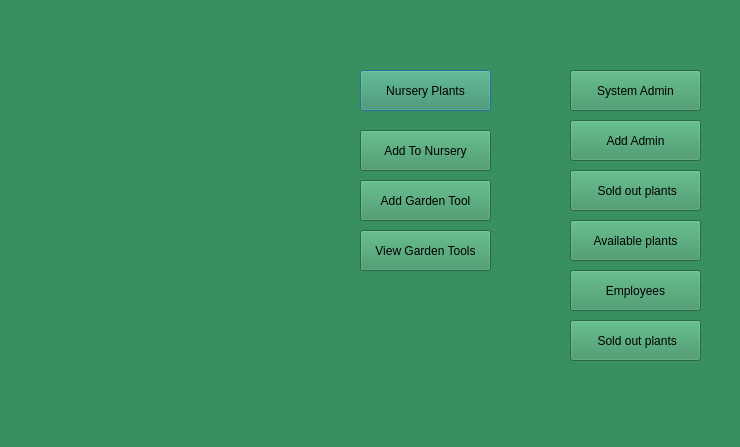
This is adminpanel.ui in Rabsoninnora/RoseGardenPlantCareSystem as Qt 5 draws it before an edit. The edited form follows.
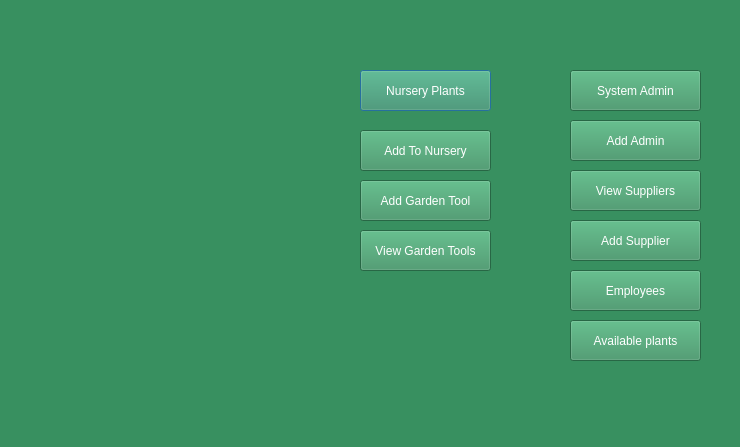
This is the edited form.

Commit message: Worked  on admins and supplier source code

What changed in the file:
```diff
--- a/adminpanel.ui
+++ b/adminpanel.ui
@@ -25,6 +25,9 @@
      <height>41</height>
     </rect>
    </property>
+   <property name="styleSheet">
+    <string notr="true">color: rgb(255, 255, 255);</string>
+   </property>
    <property name="text">
     <string>Nursery Plants</string>
    </property>
@@ -38,6 +41,9 @@
      <height>41</height>
     </rect>
    </property>
+   <property name="styleSheet">
+    <string notr="true">color: rgb(255, 255, 255);</string>
+   </property>
    <property name="text">
     <string>Add Admin</string>
    </property>
@@ -51,6 +57,9 @@
      <height>41</height>
     </rect>
    </property>
+   <property name="styleSheet">
+    <string notr="true">color: rgb(255, 255, 255);</string>
+   </property>
    <property name="text">
     <string>System Admin</string>
    </property>
@@ -59,13 +68,16 @@
    <property name="geometry">
     <rect>
      <x>570</x>
-     <y>320</y>
+     <y>220</y>
      <width>131</width>
      <height>41</height>
     </rect>
    </property>
+   <property name="styleSheet">
+    <string notr="true">color: rgb(255, 255, 255);</string>
+   </property>
    <property name="text">
-    <string> Sold out plants</string>
+    <string>Add Supplier</string>
    </property>
   </widget>
   <widget class="QPushButton" name="ViewGardenTools">
@@ -77,6 +89,9 @@
      <height>41</height>
     </rect>
    </property>
+   <property name="styleSheet">
+    <string notr="true">color: rgb(255, 255, 255);</string>
+   </property>
    <property name="text">
     <string>View Garden Tools</string>
    </property>
@@ -90,6 +105,9 @@
      <height>41</height>
     </rect>
    </property>
+   <property name="styleSheet">
+    <string notr="true">color: rgb(255, 255, 255);</string>
+   </property>
    <property name="text">
     <string>Add To Nursery</string>
    </property>
@@ -98,11 +116,14 @@
    <property name="geometry">
     <rect>
      <x>570</x>
-     <y>220</y>
+     <y>320</y>
      <width>131</width>
      <height>41</height>
     </rect>
    </property>
+   <property name="styleSheet">
+    <string notr="true">color: rgb(255, 255, 255);</string>
+   </property>
    <property name="text">
     <string>Available plants</string>
    </property>
@@ -116,6 +137,9 @@
      <height>41</height>
     </rect>
    </property>
+   <property name="styleSheet">
+    <string notr="true">color: rgb(255, 255, 255);</string>
+   </property>
    <property name="text">
     <string>Add Garden Tool</string>
    </property>
@@ -129,6 +153,9 @@
      <height>41</height>
     </rect>
    </property>
+   <property name="styleSheet">
+    <string notr="true">color: rgb(255, 255, 255);</string>
+   </property>
    <property name="text">
     <string>Employees</string>
    </property>
@@ -142,8 +169,11 @@
      <height>41</height>
     </rect>
    </property>
+   <property name="styleSheet">
+    <string notr="true">color: rgb(255, 255, 255);</string>
+   </property>
    <property name="text">
-    <string> Sold out plants</string>
+    <string>View Suppliers</string>
    </property>
   </widget>
  </widget>
```
Left out of the diff: 4 changed lines with no effect on the pictures. The commit also changes 17 other files.
